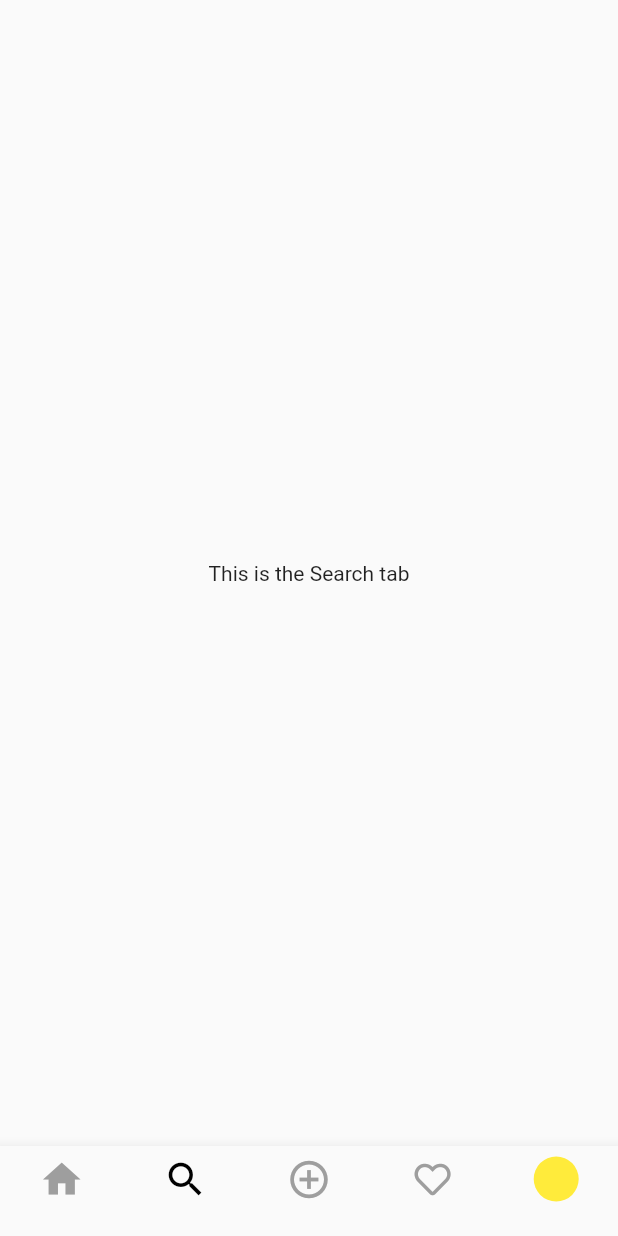
After one commit to jaylee137/instagram_ui_flutter, a Flutter app: the screen it shows after launch, item 2 of the bottom bar chosen, on a phone screen of 412 x 824 dp. The commit adds this screen. Run offline on Flutter 3.47's test engine with Material 2 defaults, Android fonts, the phone set to English and light mode, and no system bars; our stand-ins replace font_awesome_flutter.

Commit message:
:art: updating tabs

```diff
--- a/lib/pages/home_page.dart
+++ b/lib/pages/home_page.dart
@@ -1,6 +1,10 @@
 import 'package:flutter/material.dart';
 import 'package:font_awesome_flutter/font_awesome_flutter.dart';
+import 'package:instagram_ui_flutter/tabs/activity_tab.dart';
 import 'package:instagram_ui_flutter/tabs/home_tab.dart';
+import 'package:instagram_ui_flutter/tabs/profile_tab.dart';
+import 'package:instagram_ui_flutter/tabs/search_tab.dart';
+import 'package:instagram_ui_flutter/tabs/upload_tab.dart';
 
 class HomePage extends StatefulWidget {
   @override
@@ -18,10 +22,10 @@
     setState(() {
       _tabs = [
         HomeTab(),
-        HomeTab(),
-        HomeTab(),
-        HomeTab(),
-        HomeTab(),
+        SearchTab(),
+        UploadTab(),
+        ActivityTab(),
+        ProfileTab(),
       ];
     });
   }
--- a/lib/tabs/home_tab.dart
+++ b/lib/tabs/home_tab.dart
@@ -1,4 +1,5 @@
 import 'package:flutter/material.dart';
+import 'package:font_awesome_flutter/font_awesome_flutter.dart';
 
 class HomeTab extends StatelessWidget {
   @override
@@ -19,8 +20,8 @@
         ),
         actions: <Widget>[
           Container(
-            padding: EdgeInsets.only(right: 15.0),
-            child: Icon(Icons.send, color: Colors.black, size: 30.0),
+            padding: EdgeInsets.only(right: 20.0),
+            child: Icon(FontAwesomeIcons.paperPlane, color: Colors.black),
           )
         ],
       ),
--- /dev/null
+++ b/lib/tabs/search_tab.dart
@@ -0,0 +1,12 @@
+import 'package:flutter/material.dart';
+
+class SearchTab extends StatelessWidget {
+  @override
+  Widget build(BuildContext context) {
+    return Scaffold(
+      body: Center(
+        child: Text('This is the Search tab'),
+      ),
+    );
+  }
+}
```
Also changed, not shown: lib/tabs/activity_tab.dart (added, +12 -0 lines), lib/tabs/profile_tab.dart (added, +12 -0 lines), lib/tabs/upload_tab.dart (added, +12 -0 lines).
